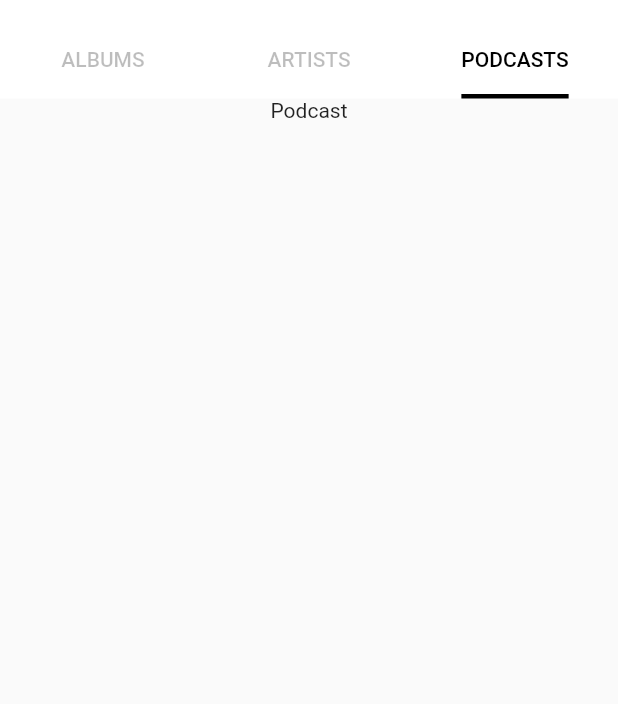
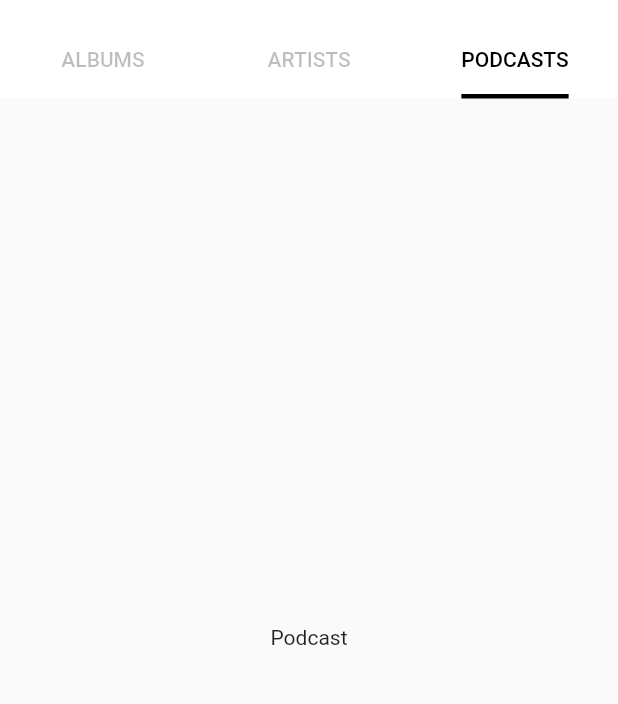
Before and after one commit to Richmond-Nunoo/music-player-ui, a Flutter app: the screen it shows after launch, tab 3 chosen, on a phone screen of 412 x 824 dp, the part 59-763 px from its top. Run offline on Flutter 3.47's test engine with Material 2 defaults, Android fonts, the phone set to English and light mode, and no system bars.

Commit message:
screenshots added

```diff
--- a/lib/pages/podcasts.dart
+++ b/lib/pages/podcasts.dart
@@ -1,14 +1,17 @@
 import 'package:flutter/material.dart';
 
 class PodCastsPage extends StatelessWidget {
-  const PodCastsPage({ Key? key }) : super(key: key);
+  const PodCastsPage({Key? key}) : super(key: key);
 
   @override
   Widget build(BuildContext context) {
-    return Column(
-      children:const [
-        Text("Podcast")
-      ],
+    return Center(
+      child: Column(
+        mainAxisAlignment: MainAxisAlignment.center,
+        children: const [
+          Text("Podcast"),
+        ],
+      ),
     );
   }
 }
```
Also changed, not shown: Screenshot_20230301_121134.png (added), Screenshot_20230301_121402.png (added), Screenshot_20230301_121420.png (added), Screenshot_20230301_121439.png (added).
